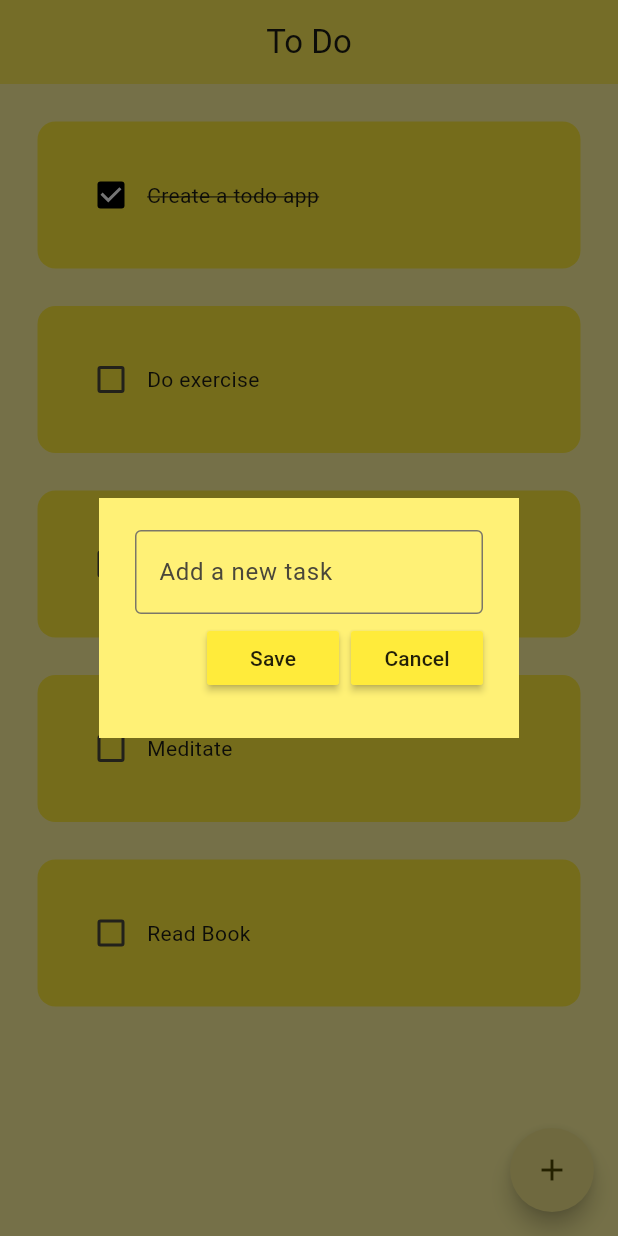
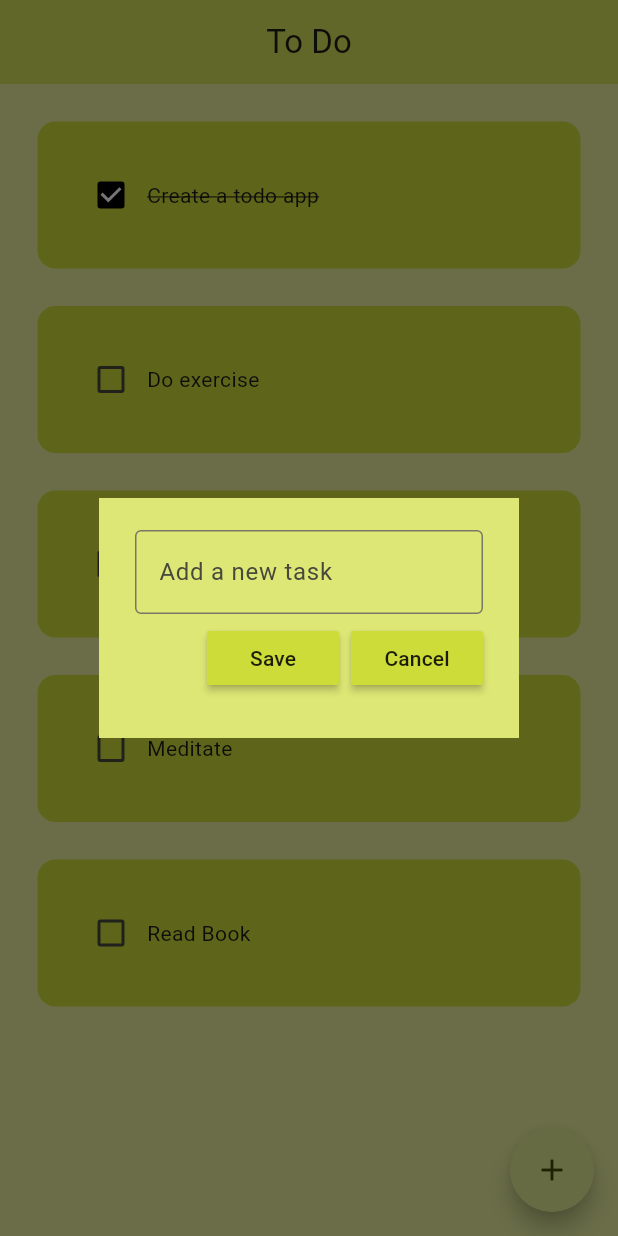
Before and after one commit to bilalsh-dev/flutter-todo-app, a Flutter app: the screen it shows after launch, after a tap on the "add" icon, on a phone screen of 412 x 824 dp. Run offline on Flutter 3.47's test engine with Material 3 defaults, Android fonts, the phone set to English and light mode, and no system bars; drawn by our look-alikes of flutter_slidable; our stand-ins replace hive_flutter; accounts and stored records are empty.

Commit message:
update: theme colors

```diff
--- a/lib/main.dart
+++ b/lib/main.dart
@@ -21,8 +21,8 @@ class MyApp extends StatelessWidget {
       title: 'Todo App',
       home: HomePage(),
       theme: ThemeData(
-        colorScheme: ColorScheme.fromSeed(seedColor: Colors.yellow),
-        primarySwatch: Colors.yellow,
+        colorScheme: ColorScheme.fromSeed(seedColor: Colors.lime),
+        primarySwatch: Colors.lime,
         useMaterial3: true,
       ),
     );
--- a/lib/pages/home_page.dart
+++ b/lib/pages/home_page.dart
@@ -69,9 +69,9 @@ class _HomePageState extends State<HomePage> {
   @override
   Widget build(BuildContext context) {
     return Scaffold(
-        backgroundColor: Colors.yellow[200],
+        backgroundColor: Colors.lime[200],
         appBar: AppBar(
-          backgroundColor: Colors.yellow[400],
+          backgroundColor: Colors.lime[400],
           title: const Center(child: Text("To Do")),
           elevation: 0,
         ),
--- a/lib/util/custom_button.dart
+++ b/lib/util/custom_button.dart
@@ -9,7 +9,7 @@ class CustomButton extends StatelessWidget {
   Widget build(BuildContext context) {
     return MaterialButton(
       onPressed: onPressed,
-      color: Colors.yellow.shade500,
+      color: Colors.lime.shade500,
       child: Text(text),
     );
   }
--- a/lib/util/dialog_box.dart
+++ b/lib/util/dialog_box.dart
@@ -15,7 +15,7 @@ class DialogBox extends StatelessWidget {
   Widget build(BuildContext context) {
     return AlertDialog(
       shape: const RoundedRectangleBorder(),
-      backgroundColor: Colors.yellow[300],
+      backgroundColor: Colors.lime[300],
       content: Container(
         height: 120,
         child: Column(
--- a/lib/util/todo_tile.dart
+++ b/lib/util/todo_tile.dart
@@ -32,7 +32,7 @@ class TodoTile extends StatelessWidget {
         child: Container(
           padding: const EdgeInsets.all(25),
           decoration: BoxDecoration(
-            color: Colors.yellow,
+            color: Colors.lime,
             borderRadius: BorderRadius.circular(12),
           ),
           child: Row(
```
Also changed, not shown: 1 other file.
